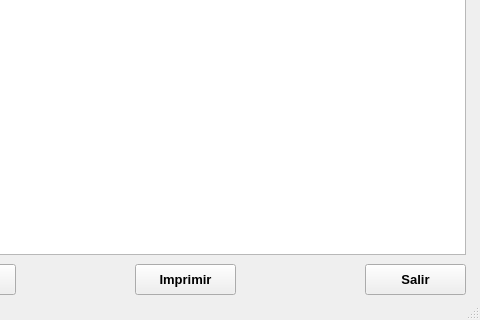
Qt form MiniNomina/FrmDesign/Datos.ui (CodeDrTech/DevelopPython) before a commit; both pictures show x 95 to 575 and y 276 to 596 of the 575 by 596 pixel window.
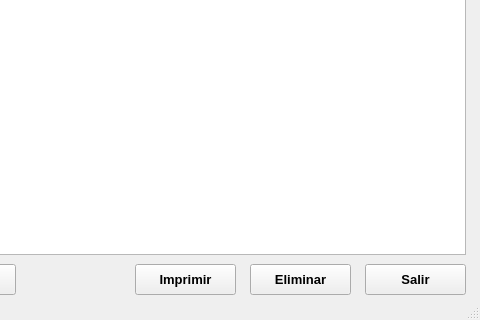
The same form after that commit. Icons and pictures are not drawn.

What changed in the file:
```diff
--- a/MiniNomina/FrmDesign/Datos.ui
+++ b/MiniNomina/FrmDesign/Datos.ui
@@ -86,6 +86,49 @@
     <property name="text">
      <string>Salir</string>
     </property>
+    <property name="icon">
+     <iconset>
+      <normaloff>../ICO/salir2.png</normaloff>../ICO/salir2.png</iconset>
+    </property>
+    <property name="iconSize">
+     <size>
+      <width>25</width>
+      <height>25</height>
+     </size>
+    </property>
+   </widget>
+   <widget class="QPushButton" name="BtnEliminar">
+    <property name="geometry">
+     <rect>
+      <x>345</x>
+      <y>540</y>
+      <width>101</width>
+      <height>31</height>
+     </rect>
+    </property>
+    <property name="font">
+     <font>
+      <pointsize>10</pointsize>
+      <weight>75</weight>
+      <bold>true</bold>
+     </font>
+    </property>
+    <property name="text">
+     <string>Eliminar</string>
+    </property>
+    <property name="icon">
+     <iconset>
+      <normaloff>../ICO/Eliminar.png</normaloff>../ICO/Eliminar.png</iconset>
+    </property>
+    <property name="iconSize">
+     <size>
+      <width>25</width>
+      <height>25</height>
+     </size>
+    </property>
+    <property name="shortcut">
+     <string>Del</string>
+    </property>
    </widget>
   </widget>
   <widget class="QStatusBar" name="statusbar"/>
```
